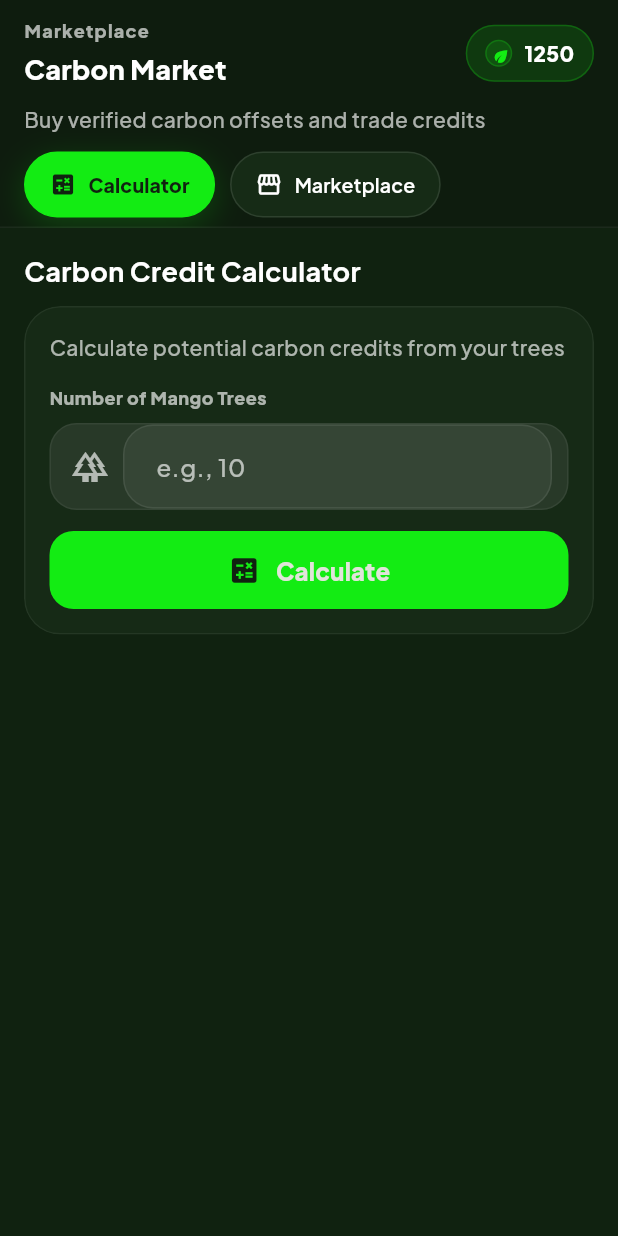
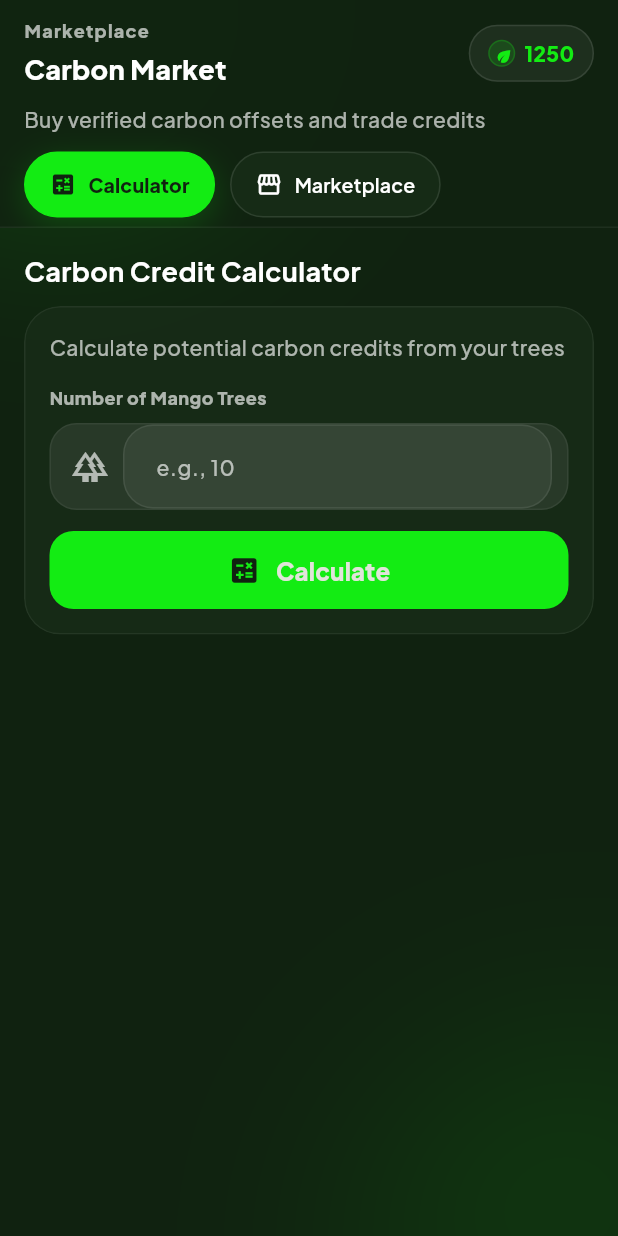
Before and after one commit to Vismayp/EcoVerseX_App, a Flutter app: the CarbonMarketScreen screen opened directly, on a phone screen of 412 x 824 dp. Run offline on Flutter 3.47's test engine with Material 3 defaults, Android fonts, the phone set to English and light mode, and no system bars; our stand-ins replace cached_network_image, firebase_core, flutter_riverpod, flutter_svg, geolocator, google_fonts and 1 more; accounts and stored records are empty; generated files the repository leaves out were written again; network calls fail.

Commit message:
Fixed Issues

```diff
--- a/lib/screens/carbon/carbon_market_screen.dart
+++ b/lib/screens/carbon/carbon_market_screen.dart
@@ -9,6 +9,7 @@ import '../../widgets/eco_coin_icon.dart';
 import '../../widgets/neo/neo_card.dart';
 import '../../widgets/neo/neo_chip.dart';
 import '../../widgets/neo/neo_primary_button.dart';
+import '../../widgets/neo/neo_scaffold.dart';
 import '../../widgets/neo/neo_section_header.dart';
 
 class CarbonMarketScreen extends StatefulWidget {
@@ -40,7 +41,8 @@ class _CarbonMarketScreenState extends State<CarbonMarketScreen> {
   Widget build(BuildContext context) {
     final user = MockData.currentUser;
 
-    return CustomScrollView(
+    return NeoScaffold(
+      body: CustomScrollView(
         slivers: [
           SliverPersistentHeader(
             pinned: true,
@@ -77,7 +79,7 @@ class _CarbonMarketScreenState extends State<CarbonMarketScreen> {
                               ),
                             ],
                           ),
-                        _BalancePill(balance: user.walletBalance),
+                          _WalletPill(value: user.walletBalance),
                         ],
                       ),
                       const SizedBox(height: 10),
@@ -93,14 +95,16 @@ class _CarbonMarketScreenState extends State<CarbonMarketScreen> {
                         child: ListView.separated(
                           scrollDirection: Axis.horizontal,
                           itemCount: 2,
-                        separatorBuilder: (_, __) => const SizedBox(width: 10),
+                          separatorBuilder: (_, __) =>
+                              const SizedBox(width: 10),
                           itemBuilder: (context, index) {
                             final label =
                                 index == 0 ? 'Calculator' : 'Marketplace';
                             return NeoChip(
                               label: label,
-                            icon:
-                                index == 0 ? Icons.calculate : Icons.storefront,
+                              icon: index == 0
+                                  ? Icons.calculate
+                                  : Icons.storefront,
                               selected: _tabIndex == index,
                               onTap: () => setState(() => _tabIndex = index),
                             );
@@ -128,6 +132,7 @@ class _CarbonMarketScreenState extends State<CarbonMarketScreen> {
           ),
           const SliverToBoxAdapter(child: SizedBox(height: 24)),
         ],
+      ),
     );
   }
 }
@@ -161,52 +166,51 @@ class _PinnedHeaderDelegate extends SliverPersistentHeaderDelegate {
 }
 
 class _BlurHeader extends StatelessWidget {
+  const _BlurHeader({required this.child});
+
   final Widget child;
-
-  const _BlurHeader({required this.child});
 
   @override
   Widget build(BuildContext context) {
-    return ClipRRect(
+    return ClipRect(
       child: BackdropFilter(
         filter: ImageFilter.blur(sigmaX: 10, sigmaY: 10),
-        child: Container(
+        child: DecoratedBox(
           decoration: BoxDecoration(
-            color: AppColors.surfaceDarker.withOpacity(0.80),
+            color: AppColors.backgroundDark.withOpacity(0.92),
             border: Border(
               bottom: BorderSide(color: Colors.white.withOpacity(0.06)),
             ),
           ),
-          child: SafeArea(bottom: false, child: child),
+          child: child,
         ),
       ),
     );
   }
 }
 
-class _BalancePill extends StatelessWidget {
-  final int balance;
+class _WalletPill extends StatelessWidget {
+  const _WalletPill({required this.value});
 
-  const _BalancePill({required this.balance});
+  final int value;
 
   @override
   Widget build(BuildContext context) {
     return Container(
       padding: const EdgeInsets.symmetric(horizontal: 12, vertical: 8),
       decoration: BoxDecoration(
-        color: AppColors.primary.withOpacity(0.14),
+        color: Colors.white.withOpacity(0.06),
         borderRadius: BorderRadius.circular(999),
-        border: Border.all(color: AppColors.primary.withOpacity(0.24)),
+        border: Border.all(color: Colors.white.withOpacity(0.10)),
       ),
       child: Row(
-        mainAxisSize: MainAxisSize.min,
         children: [
           const EcoCoinIcon(size: 18),
-          const SizedBox(width: 8),
+          const SizedBox(width: 6),
           Text(
-            '$balance',
+            value.toString(),
             style: AppTheme.bodyMedium.copyWith(
-              color: AppColors.onDark,
+              color: AppColors.primary,
               fontWeight: FontWeight.w900,
             ),
           ),
@@ -396,7 +400,7 @@ class _ProjectCard extends StatelessWidget {
               Expanded(
                 child: Text(
                   project.name,
-                  style: AppTheme.bodyLarge.copyWith(
+                  style: AppTheme.headlineSmall.copyWith(
                     color: AppColors.onDark,
                     fontWeight: FontWeight.w900,
                   ),
@@ -550,16 +554,11 @@ class _NeoInputField extends StatelessWidget {
                 child: TextField(
                   controller: controller,
                   keyboardType: TextInputType.number,
-                  style: Theme.of(context)
-                      .textTheme
-                      .bodyLarge
-                      ?.copyWith(color: AppColors.onDark),
+                  style: AppTheme.bodyLarge.copyWith(color: AppColors.onDark),
                   decoration: InputDecoration(
                     hintText: hintText,
-                    hintStyle: Theme.of(context)
-                        .textTheme
-                        .bodyLarge
-                        ?.copyWith(color: AppColors.mutedOnDark),
+                    hintStyle: AppTheme.bodyMedium
+                        .copyWith(color: AppColors.mutedOnDark),
                     border: InputBorder.none,
                   ),
                 ),
```
Also changed, not shown: lib/screens/tours/tours_screen.dart (+20 -17 lines). Lines whose indentation alone changed are shown as unchanged.
